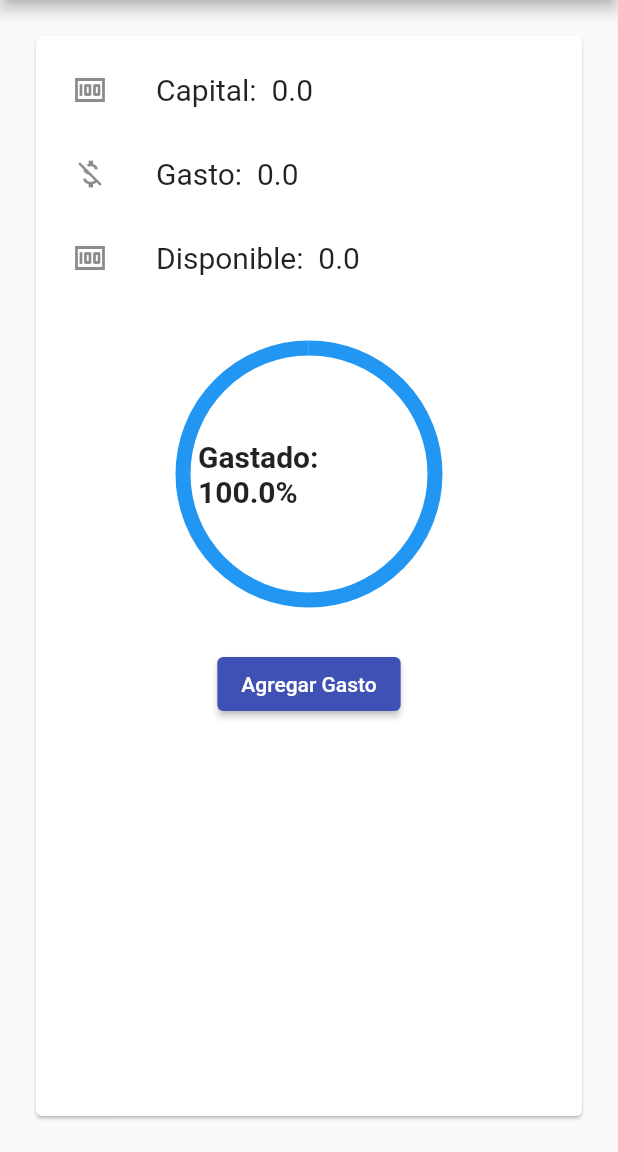
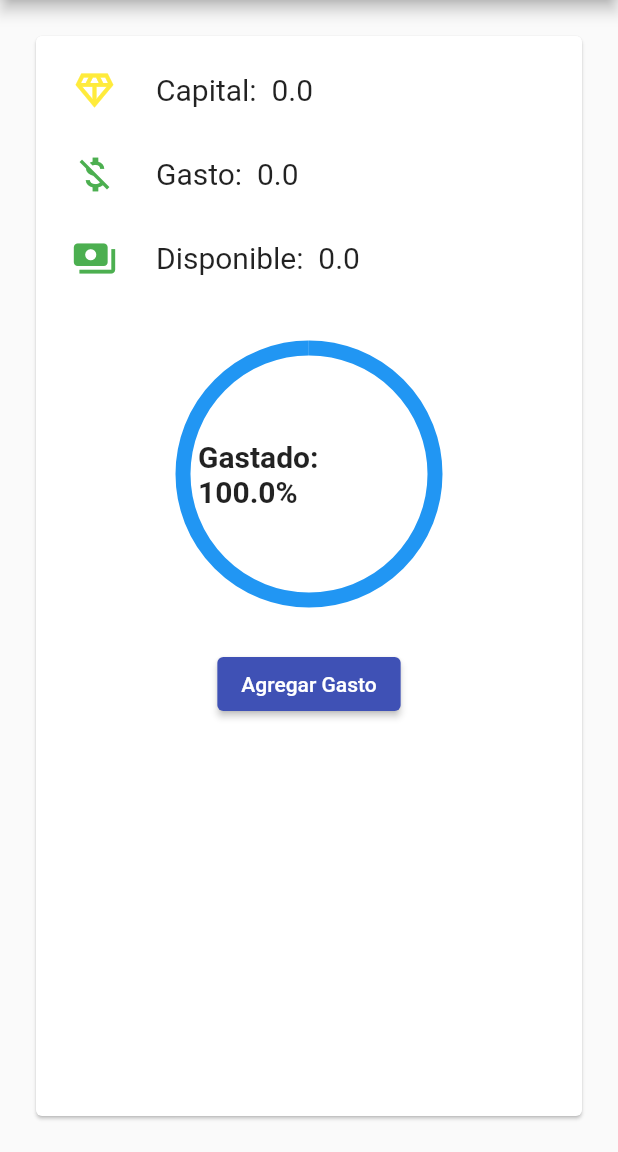
Before and after one commit to Gersue/ProyectFlutter, a Flutter app: the SecondView screen opened directly with empty values, on a phone screen of 412 x 824 dp, the part 84-1236 px from its top. Run offline on Flutter 3.47's test engine with Material 2 defaults, Android fonts, the phone set to English and light mode, and no system bars; our stand-ins replace fl_chart.

Commit message:
add show mores icons

```diff
--- a/lib/main.dart
+++ b/lib/main.dart
@@ -437,15 +437,15 @@ class _SecondViewState extends State<SecondView> {
                 mainAxisSize: MainAxisSize.min,
                 children: <Widget>[
                   ListTile(
-                    leading: const Icon(Icons.money),
+                    leading: const Icon(Icons.diamond_outlined, color: Colors.yellow, size: 30.0),
                     title: Text('Capital:  ${widget.capital} ', style: const TextStyle(fontSize: 20)),
                   ),
                   ListTile(
-                    leading: const Icon(Icons.money_off),
+                    leading: const Icon(Icons.money_off, color: Colors.green, size: 30.0),
                     title: Text('Gasto:  $totalGastado ', style: const TextStyle(fontSize: 20)),
                   ),
                   ListTile(
-                    leading: const Icon(Icons.money),
+                    leading: const Icon(Icons.payments, color: Colors.green, size: 30.0),
                     title: Text('Disponible:  $disponible ', style: const TextStyle(fontSize: 20)),
                   ),
                   const SizedBox(height: 16),
```
